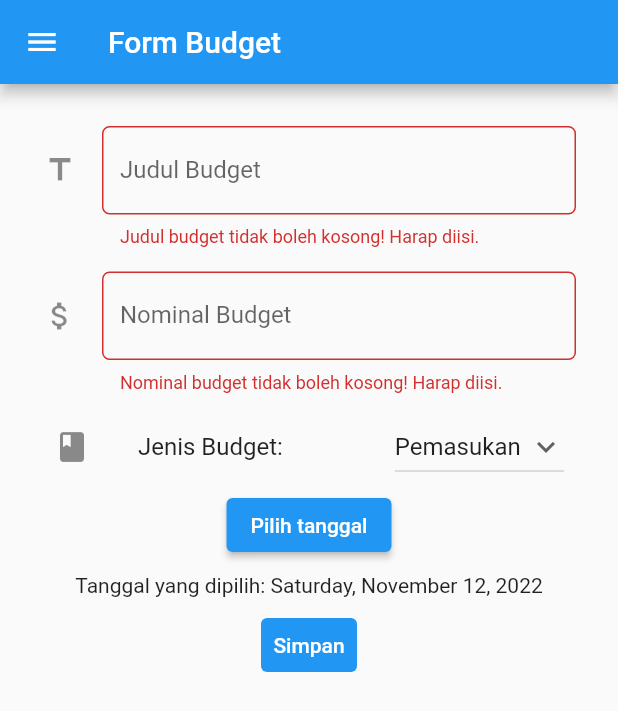
After one commit to JohannesSetiawan/pbp-flutter-lab, a Flutter app: the BudgetFormPage screen opened directly, after a tap on "Simpan", on a phone screen of 412 x 824 dp. The commit adds this screen. Shown: the top 711 px of the screen. Run offline on Flutter 3.47's test engine with Material 2 defaults, Android fonts, the phone set to English and light mode, and no system bars.

Commit message:
Tugas 8 PBP

```diff
--- /dev/null
+++ b/counter_7/lib/budget.dart
@@ -0,0 +1,368 @@
+import 'package:counter_7/main.dart';
+import 'package:flutter/material.dart';
+import 'package:intl/intl.dart';
+
+class BudgetFormPage extends StatefulWidget {
+  const BudgetFormPage({super.key});
+
+  @override
+  State<BudgetFormPage> createState() => _BudgetFormPageState();
+}
+
+class _BudgetFormPageState extends State<BudgetFormPage> {
+
+  final _formKey = GlobalKey<FormState>();
+  String _judul = "";
+  int nominal = 0;
+  String jenis = 'Pemasukan';
+  List<String> listJenis = ['Pemasukan', 'Pengeluaran'];
+  DateTime tanggal = DateTime.now();
+
+  bool isNumeric(String value){
+    if(value == null) {
+      return false;
+    }
+    return int.tryParse(value) != null;
+  }
+
+  @override
+  Widget build(BuildContext context) {
+    return Scaffold(
+      appBar: AppBar(
+        title: Text('Form Budget'),
+      ),
+
+      // Menambahkan drawer menu
+      drawer: Drawer(
+        child: Column(
+          children: [
+            // Menambahkan clickable menu
+            ListTile(
+              title: const Text('Counter'),
+              onTap: () {
+                // Route menu ke halaman utama
+                Navigator.pushReplacement(
+                  context,
+                  MaterialPageRoute(builder: (context) => const MyHomePage()),
+                );
+              },
+            ),
+            ListTile(
+              title: const Text('Form Budget'),
+              onTap: () {
+                // Route menu ke halaman form budget
+                Navigator.pushReplacement(
+                  context,
+                  MaterialPageRoute(builder: (context) => const BudgetFormPage()),
+                );
+              },
+            ),
+            ListTile(
+              title: const Text('Data Budget'),
+              onTap: () {
+                // Route menu ke halaman data budget
+                Navigator.pushReplacement(
+                  context,
+                  MaterialPageRoute(builder: (context) => const BudgetDataPage()),
+                );
+              },
+            ),
+          ],
+        ),
+      ),
+
+      // Form
+      body: Form(
+        key: _formKey,
+        child: SingleChildScrollView(
+          child: Container(
+            padding: const EdgeInsets.all(20.0),
+            child: Column(
+              children: [
+
+                // judul
+                Padding(
+                  // Menggunakan padding
+                  padding: const EdgeInsets.all(8.0),
+                  child: TextFormField(
+                    decoration: InputDecoration(
+                      hintText: "Contoh: Beli BigMac di McD",
+                      labelText: "Judul Budget",
+                      // Menambahkan icon
+                      icon: const Icon(Icons.title),
+                      // Menambahkan circular border
+                      border: OutlineInputBorder(
+                        borderRadius: BorderRadius.circular(5.0),
+                      ),
+                    ),
+                    // Menambahkan behavior saat kolom judul diisi
+                    onChanged: (String? value) {
+                      setState(() {
+                        _judul = value!;
+                      });
+                    },
+                    // Menambahkan behavior saat data disimpan
+                    onSaved: (String? value) {
+                      setState(() {
+                        _judul = value!;
+                      });
+                    },
+                    // Validator sebagai validasi form
+                    validator: (String? value) {
+                      if (value == null || value.isEmpty) {
+                        return 'Judul budget tidak boleh kosong! Harap diisi.';
+                      }
+                      return null;
+                    },
+                  ),
+                ),
+
+                // Nominal
+                Padding(
+                  // Menggunakan padding
+                  padding: const EdgeInsets.all(8.0),
+                  child: TextFormField(
+                    decoration: InputDecoration(
+                      hintText: "Contoh: 100000",
+                      labelText: "Nominal Budget",
+                      // Menambahkan icon
+                      icon: const Icon(Icons.attach_money),
+                      // Menambahkan circular border
+                      border: OutlineInputBorder(
+                        borderRadius: BorderRadius.circular(5.0),
+                      ),
+                    ),
+
+                    keyboardType: TextInputType. number,
+
+                    // Menambahkan behavior saat kolom nominal diisi
+                    onChanged: (String? value) {
+                      setState(() {
+                        nominal = int.parse(value!);
+                      });
+                    },
+                    // Menambahkan behavior saat data disimpan
+                    onSaved: (String? value) {
+                      setState(() {
+                        nominal = value! as int;
+                      });
+                    },
+                    // Validator sebagai validasi form
+                    validator: (String? value) {
+
+                      // Saat kosong
+                      if (value == null || value.isEmpty) {
+                        return 'Nominal budget tidak boleh kosong! Harap diisi.';
+                      }
+
+                      // Saat bukan angka
+                      if (!isNumeric(value)) {
+                        return 'Nominal budget yang diisi harus berupa angka! Harap diisi ulang';
+                      }
+                      return null;
+                    },
+                  ),
+                ),
+
+                // Dropdown jenis
+                ListTile(
+                  leading: const Icon(Icons.class_),
+                  title: const Text(
+                    'Jenis Budget: ',
+                  ),
+                  trailing: DropdownButton(
+                    value: jenis,
+                    icon: const Icon(Icons.keyboard_arrow_down),
+                    items: listJenis.map<DropdownMenuItem<String>>((String value) {
+                      return DropdownMenuItem<String>(
+                        value: value,
+                        child: Text(value),
+                      );
+                    }).toList(),
+                    onChanged: (String? newValue) {
+                      setState(() {
+                        jenis = newValue!;
+                      });
+                    },
+
+                  ),
+                ),
+
+                // Date Picker
+                ElevatedButton(
+                  child: Text("Pilih tanggal"),
+                  onPressed: () {
+                    showDatePicker(
+                      context: context,
+                      initialDate: DateTime.now(),
+                      firstDate: DateTime(2000),
+                      lastDate: DateTime(2099),
+
+                    ).then((date) {  //tambahkan setState dan panggil variabel _dateTime.
+                      setState(() {
+                        tanggal = date!;
+                      });
+                    });
+                  },
+                ),
+
+                Padding(
+                // Menggunakan padding
+                  padding: const EdgeInsets.all(8.0),
+                  child: Text('Tanggal yang dipilih: '+ DateFormat('EEEE, MMMM d, yyyy').format(tanggal)),
+                ),
+
+                TextButton(
+                  child: const Text(
+                    "Simpan",
+                    style: TextStyle(color: Colors.white),
+                  ),
+                  style: ButtonStyle(
+                    backgroundColor: MaterialStateProperty.all(Colors.blue),
+                  ),
+                  onPressed: () {
+                    if (_formKey.currentState!.validate()) {
+                      _BudgetDataPageState.Judul.add(_judul);
+                      _BudgetDataPageState.Nominal.add(nominal);
+                      _BudgetDataPageState.Jenis.add(jenis);
+                      _BudgetDataPageState.TanggalBuat.add(tanggal);
+                      Navigator.push(
+                        context,
+                        MaterialPageRoute(builder: (context) => const BudgetFormPage()),
+                      );
+                    }
+                  },
+                ),
+              ],
+            ),
+          ),
+        ),
+      ),
+    );
+  }
+}
+
+class BudgetDataPage extends StatefulWidget {
+  const BudgetDataPage({super.key});
+
+  @override
+  State<BudgetDataPage> createState() => _BudgetDataPageState();
+}
+
+class _BudgetDataPageState extends State<BudgetDataPage> {
+
+  static List<String> Judul = [];
+  static List<int> Nominal = [];
+  static List<String> Jenis = [];
+  static List<DateTime> TanggalBuat = [];
+
+  @override
+  Widget build(BuildContext context) {
+    return Scaffold(
+      appBar: AppBar(
+        title: Text('Data Budget'),
+      ),
+
+      // Menambahkan drawer menu
+      drawer: Drawer(
+        child: Column(
+          children: [
+            // Menambahkan clickable menu
+            ListTile(
+              title: const Text('Counter'),
+              onTap: () {
+                // Route menu ke halaman utama
+                Navigator.pushReplacement(
+                  context,
+                  MaterialPageRoute(builder: (context) => const MyHomePage()),
+                );
+              },
+            ),
+            ListTile(
+              title: const Text('Form Budget'),
+              onTap: () {
+                // Route menu ke halaman form budget
+                Navigator.pushReplacement(
+                  context,
+                  MaterialPageRoute(
+                      builder: (context) => const BudgetFormPage()),
+                );
+              },
+            ),
+            ListTile(
+              title: const Text('Data Budget'),
+              onTap: () {
+                // Route menu ke halaman data budget
+                Navigator.pushReplacement(
+                  context,
+                  MaterialPageRoute(
+                      builder: (context) => const BudgetDataPage()),
+                );
+              },
+            ),
+          ],
+        ),
+      ),
+
+      body:ListView.builder(
+        itemBuilder: (context, index) {
+          return Card(
+            child: Padding(
+              padding: const EdgeInsets.all(8.0),
+              child: Column(
+                  children:[
+
+                    Padding(
+                      // Menggunakan padding
+                        padding: const EdgeInsets.all(8.0),
+                        child: Align(
+                          alignment: Alignment.topLeft,
+                          child: Text(
+                              Judul[index], style: TextStyle(fontSize: 25),
+                              textAlign: TextAlign.left),
+                        ),
+                    ),
+
+                    Row(
+                      mainAxisAlignment: MainAxisAlignment.spaceBetween,
+                      children: [
+                        Padding(
+                          // Menggunakan padding
+                          padding: const EdgeInsets.all(8.0),
+                          child: Align(
+                            alignment: Alignment.topLeft,
+                            child: Text(Nominal[index].toString(), style: TextStyle(fontSize: 15),
+                                textAlign: TextAlign.left),
+                          ),
+                        ),
+                        Padding(
+                          // Menggunakan padding
+                          padding: const EdgeInsets.all(8.0),
+                          child: Align(
+                            alignment: Alignment.topRight,
+                            child: Text(Jenis[index], style: TextStyle(fontSize: 15),
+                                textAlign: TextAlign.right),
+                          ),
+                        ),
+                      ]
+                      ),
+
+                    Padding(
+                      // Menggunakan padding
+                      padding: const EdgeInsets.all(8.0),
+                      child: Align(
+                        alignment: Alignment.topLeft,
+                        child: Text( 'Harri dan Tanggal: '+ DateFormat('EEEE, MMMM d, yyyy').format(TanggalBuat[index]), style: TextStyle(fontSize: 15),
+                            textAlign: TextAlign.left),
+                      ),
+                    ),
+                  ],
+              )
+            ),
+          );
+        },
+        itemCount: Judul.length,
+      ),
+    );
+  }
+}
--- a/counter_7/pubspec.yaml
+++ b/counter_7/pubspec.yaml
@@ -41,6 +41,7 @@ dev_dependencies:
   flutter_test:
     sdk: flutter
 
+  intl: "^0.17.0"
   # The "flutter_lints" package below contains a set of recommended lints to
   # encourage good coding practices. The lint set provided by the package is
   # activated in the `analysis_options.yaml` file located at the root of your
```
Also changed, not shown: counter_7/lib/main.dart (+42 -5 lines), counter_7/pubspec.lock.
